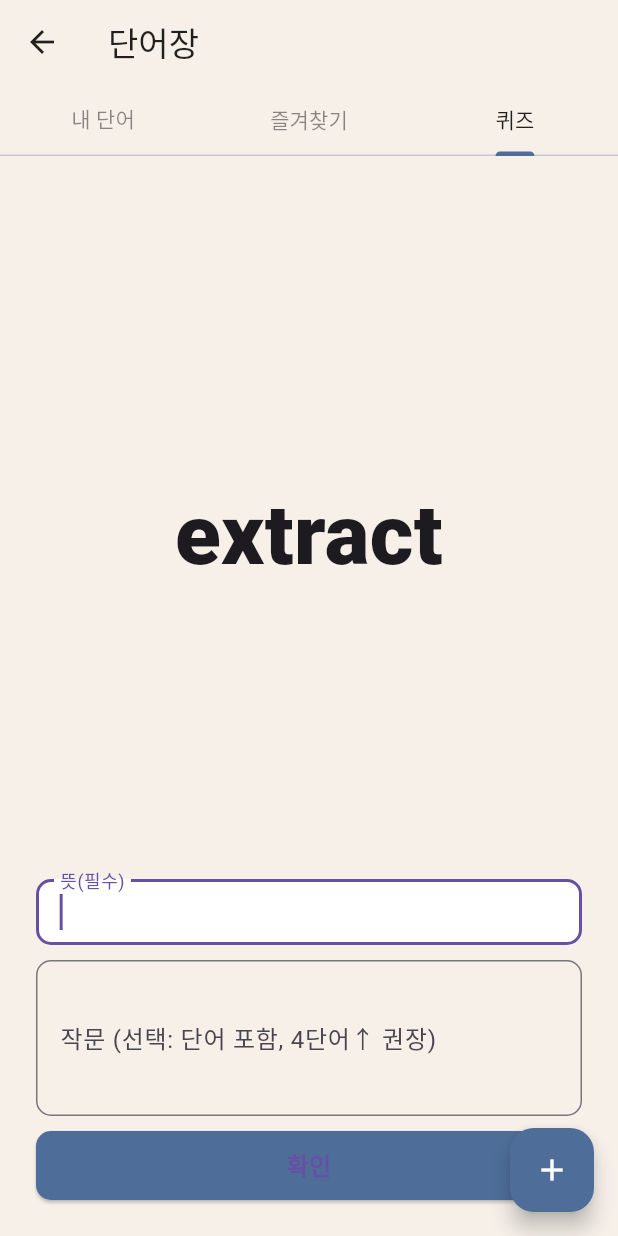
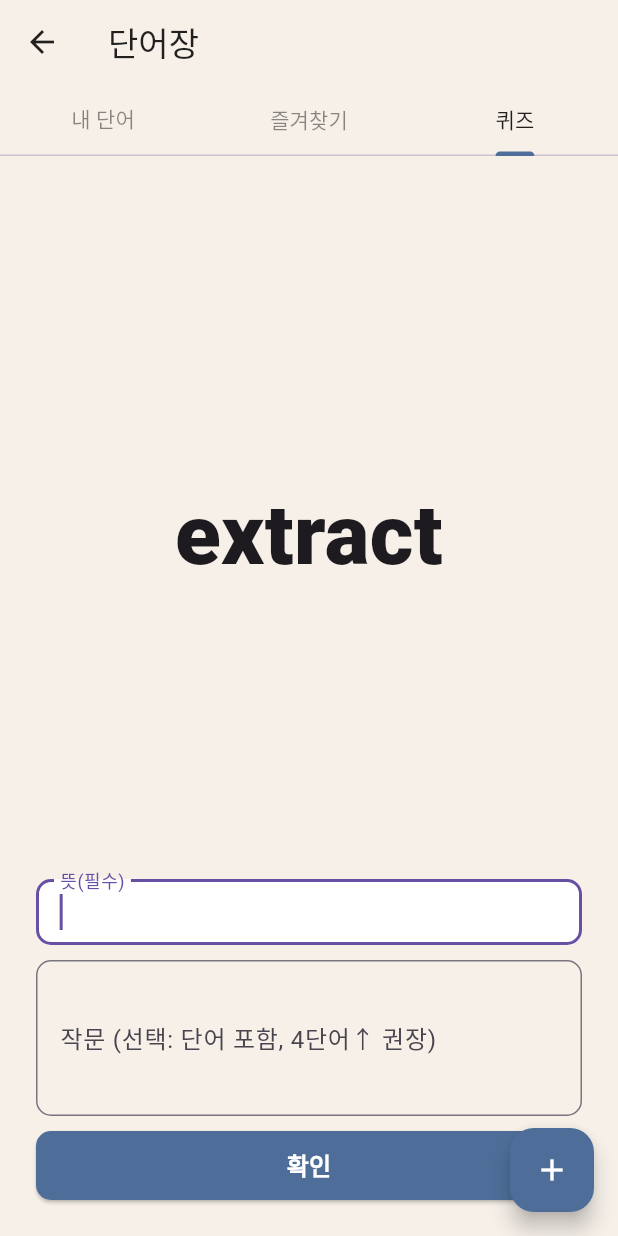
Before and after one commit to ga0-o3o/capston-front, a Flutter app: the WordMenuPage screen opened directly, tab 3 chosen, on a phone screen of 412 x 824 dp. Run offline on Flutter 3.47's test engine with Material 3 defaults, Android fonts, the light colour scheme and no system bars; our stand-ins replace audioplayers, file_picker, image_picker, shared_preferences; missing offline and left inert: dart:html, flame, kakao_flutter_sdk; accounts and stored records are empty.

Commit message:
전체적인 디자인

```diff
--- a/lib/pages/word_menu_page.dart
+++ b/lib/pages/word_menu_page.dart
@@ -365,7 +365,11 @@ class _WordMenuPageState extends State<WordMenuPage> {
             ),
             onPressed: _confirmQuiz,
             child: const Text('확인',
-                style: TextStyle(fontSize: 16, fontWeight: FontWeight.bold)),
+                style: TextStyle(
+                  fontSize: 16,
+                  fontWeight: FontWeight.bold,
+                  color: Colors.white,
+                )),
           ),
         ),
       ]),
```
